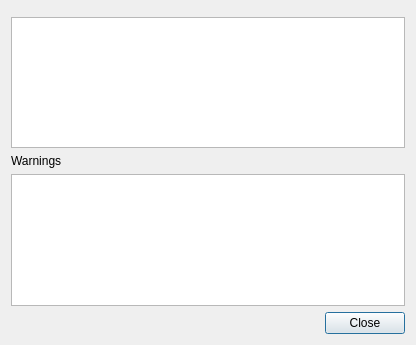
Before: the Qt Designer form Mergin/ui/ui_status_dialog.ui in MerginMaps/qgis-plugin, drawn with Qt 5.
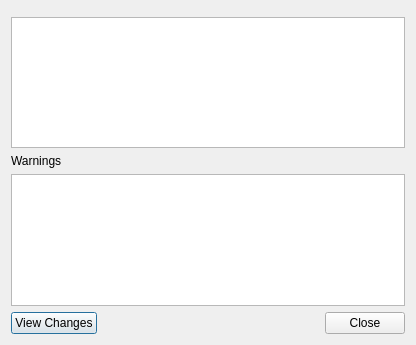
After: the same form once the commit is applied. Custom widgets are drawn as their Qt base class.

Commit message: move View Changes button to the left in the Project Status dialog

The edit to the form file:
```diff
--- a/Mergin/ui/ui_status_dialog.ui
+++ b/Mergin/ui/ui_status_dialog.ui
@@ -13,8 +13,8 @@
   <property name="windowTitle">
    <string>Project status</string>
   </property>
-  <layout class="QVBoxLayout" name="verticalLayout">
-   <item>
+  <layout class="QGridLayout" name="gridLayout">
+   <item row="0" column="0" colspan="2">
     <widget class="QgsMessageBar" name="messageBar">
      <property name="frameShape">
       <enum>QFrame::StyledPanel</enum>
@@ -24,7 +24,7 @@
      </property>
     </widget>
    </item>
-   <item>
+   <item row="1" column="0" colspan="2">
     <widget class="QTreeView" name="treeStatus">
      <property name="editTriggers">
       <set>QAbstractItemView::NoEditTriggers</set>
@@ -34,14 +34,14 @@
      </property>
     </widget>
    </item>
-   <item>
+   <item row="2" column="0">
     <widget class="QLabel" name="lblWarnings">
      <property name="text">
       <string>Warnings</string>
      </property>
     </widget>
    </item>
-   <item>
+   <item row="3" column="0" colspan="2">
     <widget class="QTextBrowser" name="txtWarnings">
      <property name="readOnly">
       <bool>true</bool>
@@ -54,7 +54,14 @@
      </property>
     </widget>
    </item>
-   <item>
+   <item row="4" column="0">
+    <widget class="QPushButton" name="btn_view_changes">
+     <property name="text">
+      <string>View Changes</string>
+     </property>
+    </widget>
+   </item>
+   <item row="4" column="1">
     <widget class="QDialogButtonBox" name="buttonBox">
      <property name="orientation">
       <enum>Qt::Horizontal</enum>
```
The commit also changes 1 other file.
